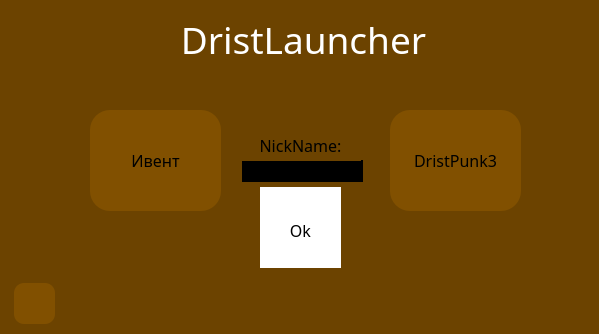
First picture: the form in other sources/gui.ui, repository Sesdear/DristLauncher, before the edit.
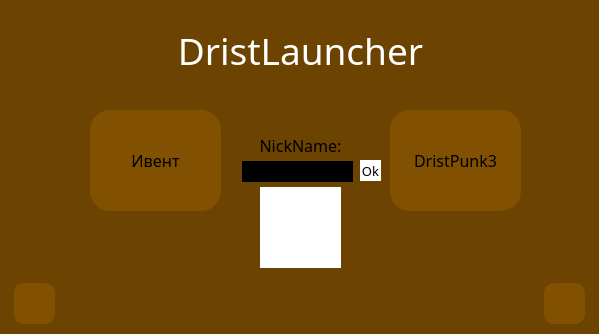
Second picture: the form after the edit. Icons and pictures are not drawn.

What changed in the file:
```diff
--- a/other sources/gui.ui
+++ b/other sources/gui.ui
@@ -43,7 +43,7 @@
    <property name="minimumSize">
     <size>
      <width>599</width>
-     <height>334</height>
+     <height>332</height>
     </size>
    </property>
    <property name="maximumSize">
@@ -150,7 +150,7 @@
      <rect>
       <x>242</x>
       <y>160</y>
-      <width>121</width>
+      <width>111</width>
       <height>22</height>
      </rect>
     </property>
@@ -190,6 +190,17 @@
       <height>41</height>
      </rect>
     </property>
+    <property name="styleSheet">
+     <string notr="true">QPushButton{
+	background-color: rgb(129, 80, 0);
+	border-radius:10px
+}
+
+QPushButton:hover {
+	background-color:rgb(162, 100, 0);
+}
+</string>
+    </property>
     <property name="text">
      <string/>
     </property>
@@ -207,9 +218,9 @@
    <widget class="QLabel" name="label_2">
     <property name="geometry">
      <rect>
-      <x>18</x>
-      <y>9</y>
-      <width>571</width>
+      <x>10</x>
+      <y>20</y>
+      <width>581</width>
       <height>61</height>
      </rect>
     </property>
@@ -241,25 +252,6 @@
     <property name="styleSheet">
      <string notr="true">background-color: rgb(255, 255, 255);</string>
     </property>
-    <widget class="QPushButton" name="ApplyNicknameButton">
-     <property name="geometry">
-      <rect>
-       <x>0</x>
-       <y>3</y>
-       <width>81</width>
-       <height>81</height>
-      </rect>
-     </property>
-     <property name="font">
-      <font>
-       <family>ascii</family>
-       <pointsize>12</pointsize>
-      </font>
-     </property>
-     <property name="text">
-      <string>Ok</string>
-     </property>
-    </widget>
    </widget>
    <widget class="QPushButton" name="RamButton">
     <property name="geometry">
@@ -295,6 +287,35 @@
      </size>
     </property>
    </widget>
+   <widget class="QPushButton" name="ApplyNicknameButton">
+    <property name="geometry">
+     <rect>
+      <x>360</x>
+      <y>160</y>
+      <width>21</width>
+      <height>21</height>
+     </rect>
+    </property>
+    <property name="font">
+     <font>
+      <family>ascii</family>
+      <pointsize>10</pointsize>
+     </font>
+    </property>
+    <property name="styleSheet">
+     <string notr="true">QPushButton {
+	background-color: rgb(255, 255, 255);
+}
+
+QPushButton:hover {
+	background-color:rgb(139, 139, 139);
+}
+</string>
+    </property>
+    <property name="text">
+     <string>Ok</string>
+    </property>
+   </widget>
   </widget>
  </widget>
  <resources/>
```
